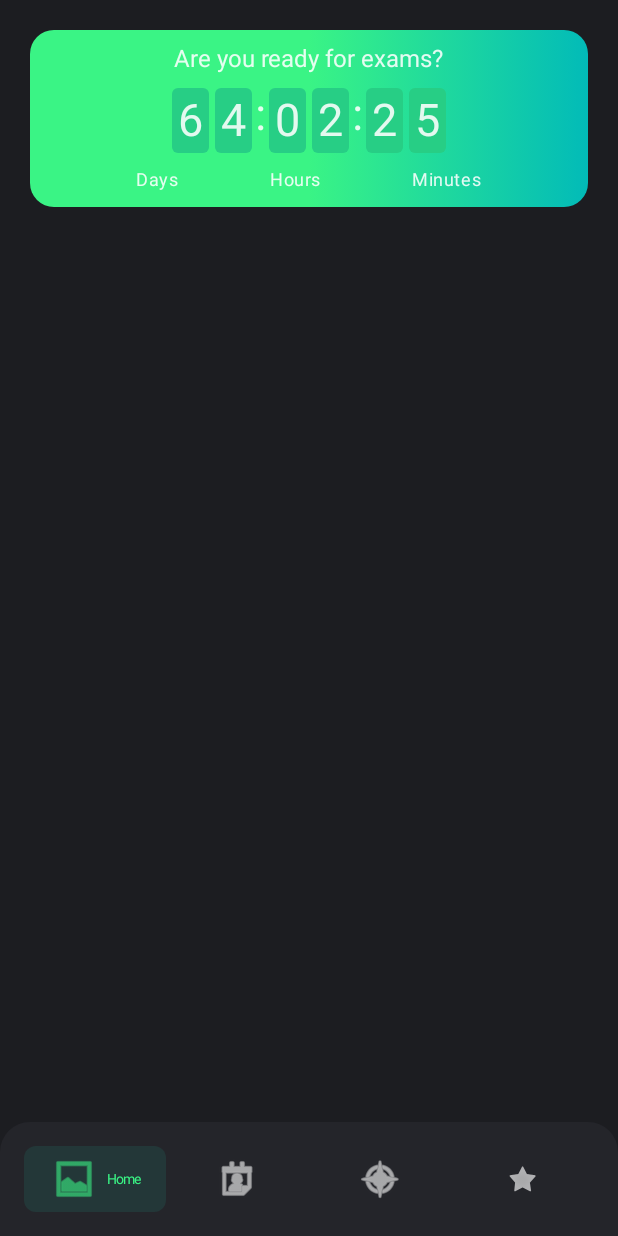
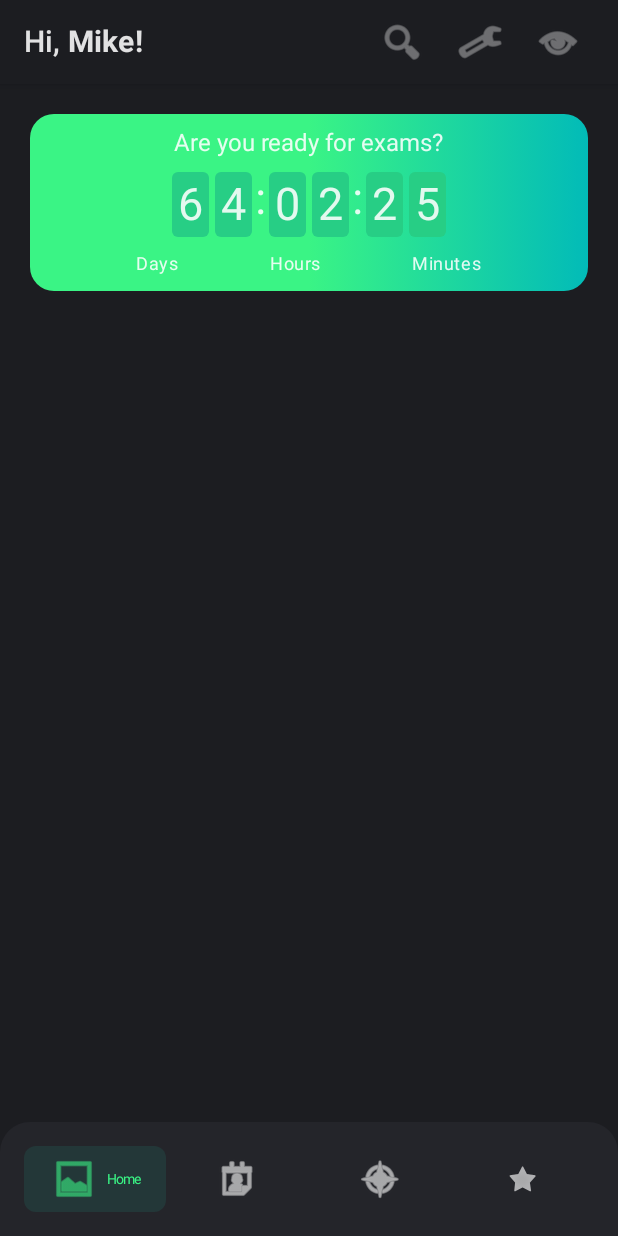
Before and after one commit to zamyatinmn/School-helper, an Android app built with Jetpack Compose: the screen it shows after launch (MainActivity), on a phone screen of 412 x 824 dp. Run offline under Robolectric (Android 15) with nearby library versions, the phone set to English and light mode, and no system bars.

Commit message:
Added TopAppBar

```diff
--- a/app/src/main/java/com/example/schoolhelper/MainActivity.kt
+++ b/app/src/main/java/com/example/schoolhelper/MainActivity.kt
@@ -7,6 +7,7 @@ import androidx.compose.material.Scaffold
 import androidx.navigation.compose.rememberNavController
 import com.example.schoolhelper.ui.BottomBar
 import com.example.schoolhelper.ui.NavigationGraph
+import com.example.schoolhelper.ui.TopBar
 import com.example.schoolhelper.ui.theme.SchoolHelperTheme
 
 class MainActivity : ComponentActivity() {
@@ -15,7 +16,9 @@ class MainActivity : ComponentActivity() {
         setContent {
             SchoolHelperTheme {
                 val navController = rememberNavController()
-                Scaffold(bottomBar = { BottomBar(navController = navController) }) {
+                Scaffold(
+                    topBar = { TopBar() },
+                    bottomBar = { BottomBar(navController = navController) }) {
                     NavigationGraph(navController = navController)
                 }
             }
--- /dev/null
+++ b/app/src/main/java/com/example/schoolhelper/ui/TopAppBar.kt
@@ -0,0 +1,48 @@
+package com.example.schoolhelper.ui
+
+import androidx.compose.foundation.layout.padding
+import androidx.compose.material.Icon
+import androidx.compose.material.MaterialTheme
+import androidx.compose.material.Text
+import androidx.compose.material.TopAppBar
+import androidx.compose.runtime.Composable
+import androidx.compose.ui.Modifier
+import androidx.compose.ui.res.painterResource
+import androidx.compose.ui.text.SpanStyle
+import androidx.compose.ui.text.buildAnnotatedString
+import androidx.compose.ui.text.font.FontWeight
+import androidx.compose.ui.text.withStyle
+import androidx.compose.ui.unit.dp
+
+@Composable
+fun TopBar(modifier: Modifier = Modifier) {
+    val iconSpace = 20.dp
+    val title = buildAnnotatedString {
+        append("Hi, ")
+        withStyle(SpanStyle(fontWeight = FontWeight.Bold)) {
+            append("Mike")
+            append("!")
+        }
+    }
+    TopAppBar(
+        modifier = modifier,
+        title = { Text(text = title) },
+        backgroundColor = MaterialTheme.colors.background,
+        actions = {
+            Icon(
+                modifier = Modifier.padding(end = iconSpace),
+                painter = painterResource(id = android.R.drawable.ic_menu_search),
+                contentDescription = ""
+            )
+            Icon(
+                modifier = Modifier.padding(end = iconSpace),
+                painter = painterResource(id = android.R.drawable.ic_menu_preferences),
+                contentDescription = ""
+            )
+            Icon(
+                modifier = Modifier.padding(end = iconSpace),
+                painter = painterResource(id = android.R.drawable.ic_menu_view),
+                contentDescription = ""
+            )
+        })
+}
```
